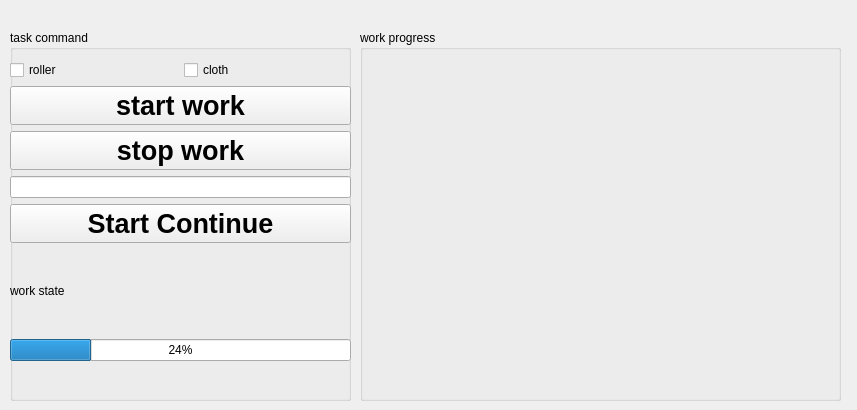
The window that rqt_example/resource/rqt_example.ui (sdds3441/cobot1_ws) describes before a commit, drawn with Qt 5.
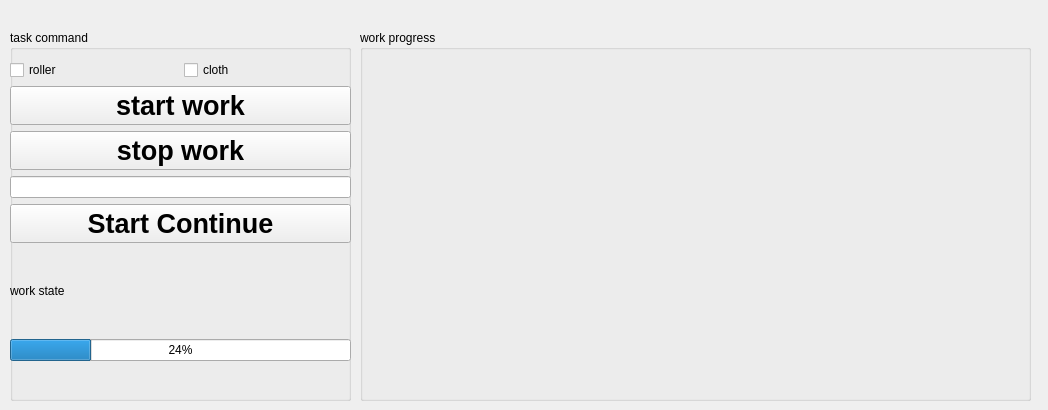
The same window after the commit.

The edit to the form file:
```diff
--- a/rqt_example/resource/rqt_example.ui
+++ b/rqt_example/resource/rqt_example.ui
@@ -6,7 +6,7 @@
    <rect>
     <x>0</x>
     <y>0</y>
-    <width>857</width>
+    <width>1048</width>
     <height>410</height>
    </rect>
   </property>
@@ -18,7 +18,7 @@
     <rect>
      <x>360</x>
      <y>30</y>
-     <width>481</width>
+     <width>671</width>
      <height>371</height>
     </rect>
    </property>
@@ -28,10 +28,10 @@
    <widget class="QWidget" name="board_widget" native="true">
     <property name="geometry">
      <rect>
-      <x>40</x>
-      <y>60</y>
-      <width>391</width>
-      <height>171</height>
+      <x>20</x>
+      <y>40</y>
+      <width>641</width>
+      <height>311</height>
      </rect>
     </property>
    </widget>
```
